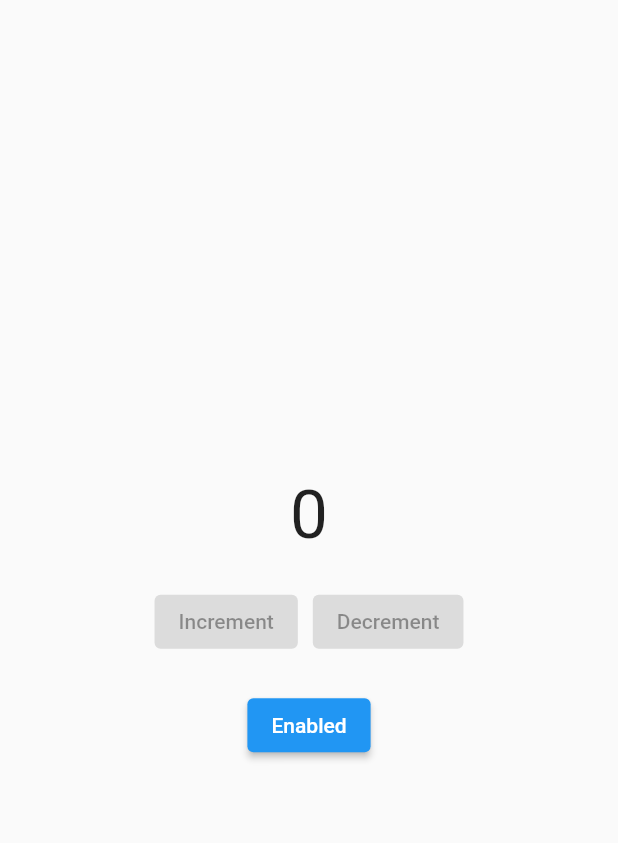
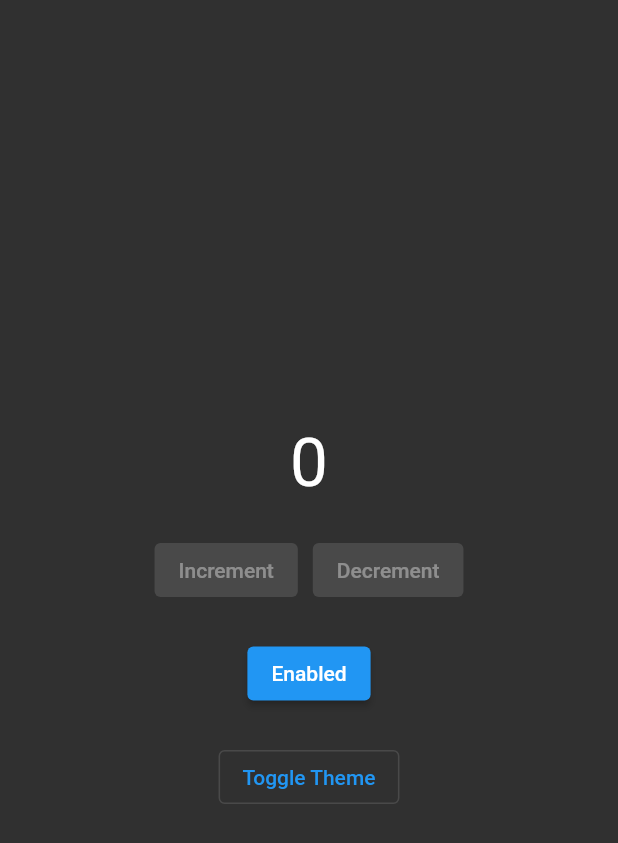
Before and after one commit to alfianandinugraha/flutter-provider, a Flutter app: the screen it shows after launch, on a phone screen of 412 x 824 dp. Shown: the top 843 px of the screen. Run offline on Flutter 3.47's test engine with Material 2 defaults, Android fonts, the phone set to English and light mode, and no system bars.

Commit message:
feat(main.dart): add toggle theme

```diff
--- a/lib/main.dart
+++ b/lib/main.dart
@@ -26,6 +26,17 @@ class Counter extends ChangeNotifier {
   }
 }
 
+class ThemeModeProvider extends ChangeNotifier {
+  ThemeMode _isDark = ThemeMode.dark;
+
+  ThemeMode get isDark => _isDark;
+
+  void toggle() {
+    _isDark = _isDark == ThemeMode.dark ? ThemeMode.light : ThemeMode.dark;
+    notifyListeners();
+  }
+}
+
 void main() {
   runApp(const Bootstrap());
 }
@@ -35,9 +46,12 @@ class Bootstrap extends StatelessWidget {
 
   @override
   Widget build(BuildContext context) {
-    return ChangeNotifierProvider(
-      create: (BuildContext context) => Counter(),
-      child: App()
+    return MultiProvider(
+      providers: [
+        ChangeNotifierProvider(create: (BuildContext context) => Counter()),
+        ChangeNotifierProvider(create: (BuildContext context) => ThemeModeProvider()),
+      ],
+      child: const App(),
     );
   }
 }
@@ -47,12 +61,18 @@ class App extends StatelessWidget {
 
   @override
   Widget build(BuildContext context) {
-    return MaterialApp(
-      title: 'Flutter Demo',
-      theme: ThemeData(
-        primarySwatch: Colors.blue,
-      ),
-      home: const Home(),
+    print("Rebuild App");
+    return Selector<ThemeModeProvider, ThemeMode>(
+      builder: (context, data, child) {
+        return MaterialApp(
+          title: 'Flutter Demo',
+          themeMode: data,
+          darkTheme: ThemeData.dark(),
+          theme: ThemeData.light(),
+          home: const Home(),
+        );
+      },
+      selector: (context, data) => data.isDark
     );
   }
 }
@@ -71,9 +91,9 @@ class Home extends StatelessWidget {
           crossAxisAlignment: CrossAxisAlignment.center,
           children: [
             const Count(),
-            SizedBox(height: 21),
+            const SizedBox(height: 21),
             const CountHandler(),
-            SizedBox(height: 21),
+            const SizedBox(height: 21),
             ElevatedButton(
               onPressed: () {
                 context.read<Counter>().toggle();
@@ -84,7 +104,19 @@ class Home extends StatelessWidget {
                 },
                 selector: (context, data) => data.status
               )
-            )
+            ),
+            SizedBox(height: 21),
+            Consumer<ThemeModeProvider>(
+              builder: (context, data, child) {
+                return OutlinedButton(
+                  onPressed: () {
+                    context.read<ThemeModeProvider>().toggle();
+                    print("Change mode...");
+                  },
+                  child: const Text("Toggle Theme")
+                );
+              }
+            ),
           ],
         ),
       ),
```
